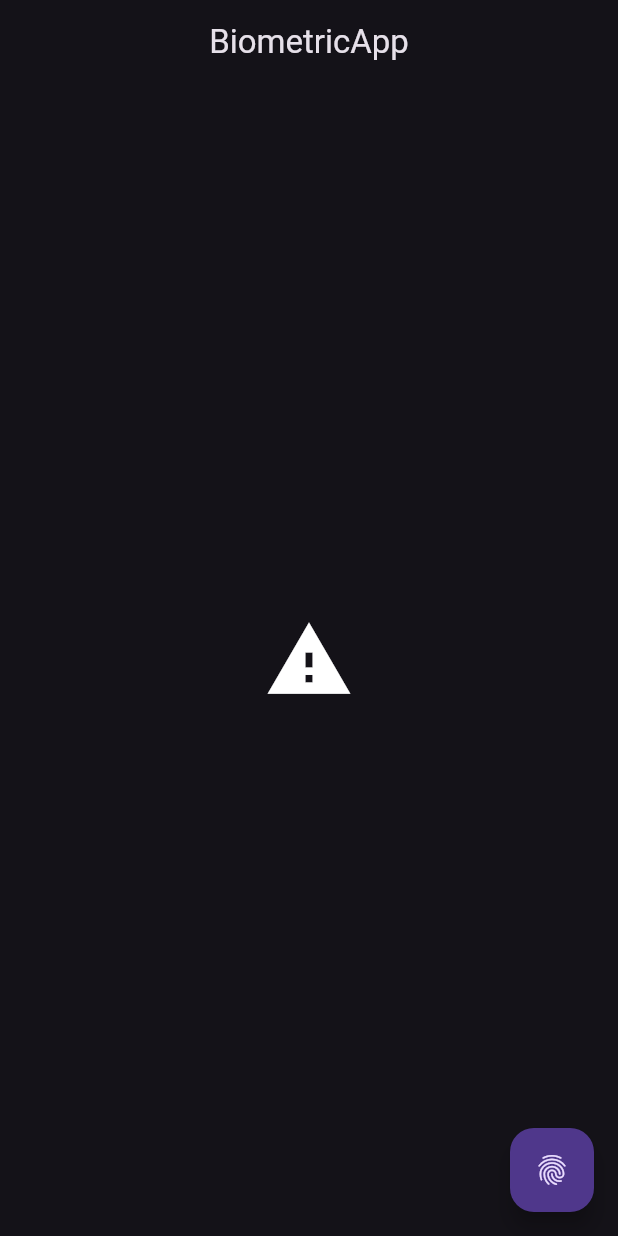
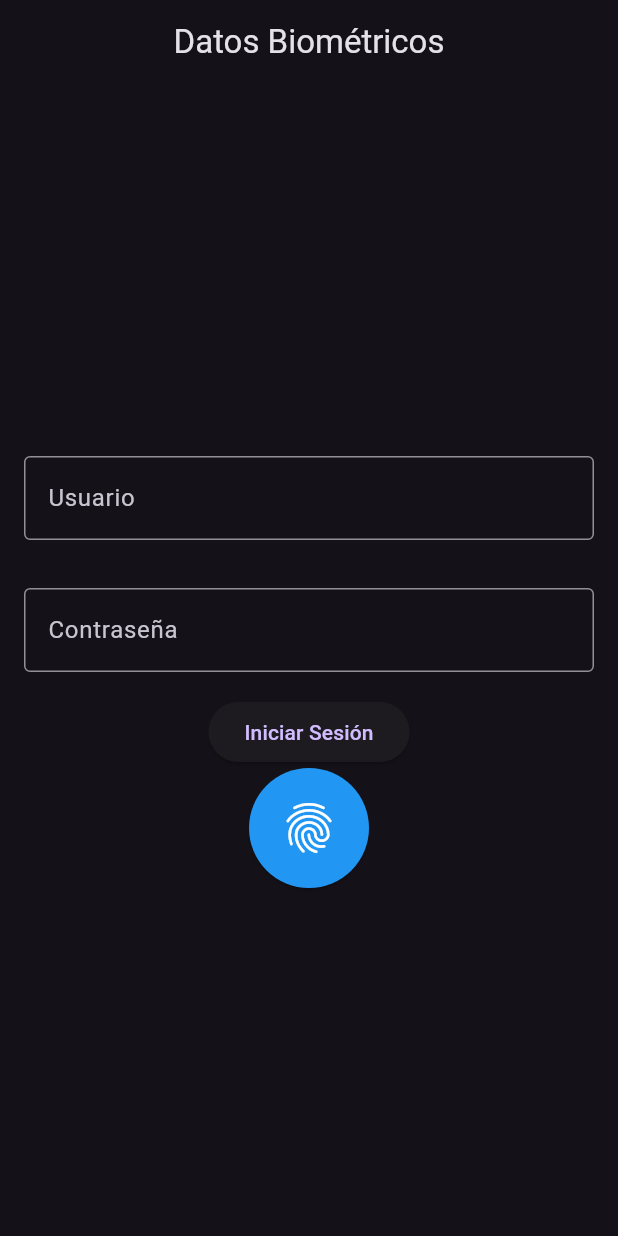
Before and after one commit to JoseCuriel04/app_Biometric, a Flutter app: the screen it shows after launch, after a tap on the "fingerprint" icon, on a phone screen of 412 x 824 dp. Run offline on Flutter 3.47's test engine with Material 3 defaults, Android fonts, the phone set to English and light mode, and no system bars; our stand-ins replace local_auth.

Commit message:
Actualizacion Con Inicio de Sesion

```diff
--- a/lib/local_auth.dart
+++ b/lib/local_auth.dart
@@ -2,13 +2,16 @@ import 'package:local_auth/local_auth.dart';
 
 class LocalAuth {
   static final _auth = LocalAuthentication();
+
   static Future<bool> _canAuth() async =>
       await _auth.canCheckBiometrics || await _auth.isDeviceSupported();
 
   static Future<bool> authenticate() async {
     try {
       if (!await _canAuth()) return false;
-      return await _auth.authenticate(localizedReason: 'Necesito tu conf');
+      return await _auth.authenticate(
+        localizedReason: 'Confirma tu identidad',
+      );
     } catch (e) {
       print(e);
       return false;
--- a/lib/screens/home_screen.dart
+++ b/lib/screens/home_screen.dart
@@ -10,43 +10,92 @@ class HomeScreen extends StatefulWidget {
 
 class _HomeScreenState extends State<HomeScreen> {
   bool auth = false;
-  @override
-  Widget build(BuildContext context) {
-    return Scaffold(
-      appBar: AppBar(
-        title: const Text('BiometricApp'),
-        centerTitle: true,
-      ),
-      floatingActionButton: auth == true
-          ? null
-          : FloatingActionButton(
-              onPressed: () async {
+  final TextEditingController _userController = TextEditingController();
+  final TextEditingController _passController = TextEditingController();
+
+  void _login() {
+    if (_userController.text == "jose" && _passController.text == "12345") {
+      setState(() {
+        auth = true;
+      });
+    } else {
+      ScaffoldMessenger.of(context).showSnackBar(
+        const SnackBar(content: Text('Usuario o contraseña incorrectos')),
+      );
+    }
+  }
+
+  void _authenticateWithBiometrics() async {
     final authen = await LocalAuth.authenticate();
     setState(() {
       auth = authen;
     });
-              },
-              child: const Icon(Icons.fingerprint),
+  }
+
+  @override
+  Widget build(BuildContext context) {
+    return Scaffold(
+      appBar: AppBar(title: const Text('Datos Biométricos'), centerTitle: true),
+      body: Center(
+        child: !auth
+            ? Column(
+                mainAxisAlignment: MainAxisAlignment.center,
+                children: [
+                  Padding(
+                    padding: const EdgeInsets.all(16.0),
+                    child: TextField(
+                      controller: _userController,
+                      decoration: const InputDecoration(
+                        labelText: 'Usuario',
+                        border: OutlineInputBorder(),
                       ),
-      body: Center(
-        child: Column(
+                    ),
+                  ),
+                  Padding(
+                    padding: const EdgeInsets.all(16.0),
+                    child: TextField(
+                      controller: _passController,
+                      obscureText: true,
+                      decoration: const InputDecoration(
+                        labelText: 'Contraseña',
+                        border: OutlineInputBorder(),
+                      ),
+                    ),
+                  ),
+                  ElevatedButton(
+                    onPressed: _login,
+                    child: const Text('Iniciar Sesión'),
+                  ),
+                  ElevatedButton(
+                    onPressed: _authenticateWithBiometrics,
+                    style: ElevatedButton.styleFrom(
+                      shape: const CircleBorder(),
+                      padding: const EdgeInsets.all(20),
+                      backgroundColor: Colors.blue,
+                    ),
+                    child: const Icon(
+                      Icons.fingerprint,
+                      size: 40,
+                      color: Colors.white,
+                    ),
+                  ),
+                ],
+              )
+            : Column(
                 crossAxisAlignment: CrossAxisAlignment.center,
                 mainAxisAlignment: MainAxisAlignment.center,
                 children: [
-            if (!auth)
-              const Icon(
-                Icons.warning,
-                size: 60,
-              ),
-            if (auth) const Icon(Icons.check_circle, size: 60),
-            if (auth)
+                  const Icon(Icons.check_circle, size: 60, color: Colors.green),
                   ElevatedButton(
                     onPressed: () {
                       setState(() {
                         auth = false;
+                        _userController.clear();
+                        _passController.clear();
                       });
                     },
-                  child: const Text('Remove Auth'))
+                    child: const Text('Cerrar Sesión'),
+                  ),
                 ],
               ),
       ),
```
Lines whose indentation alone changed are shown as unchanged.
